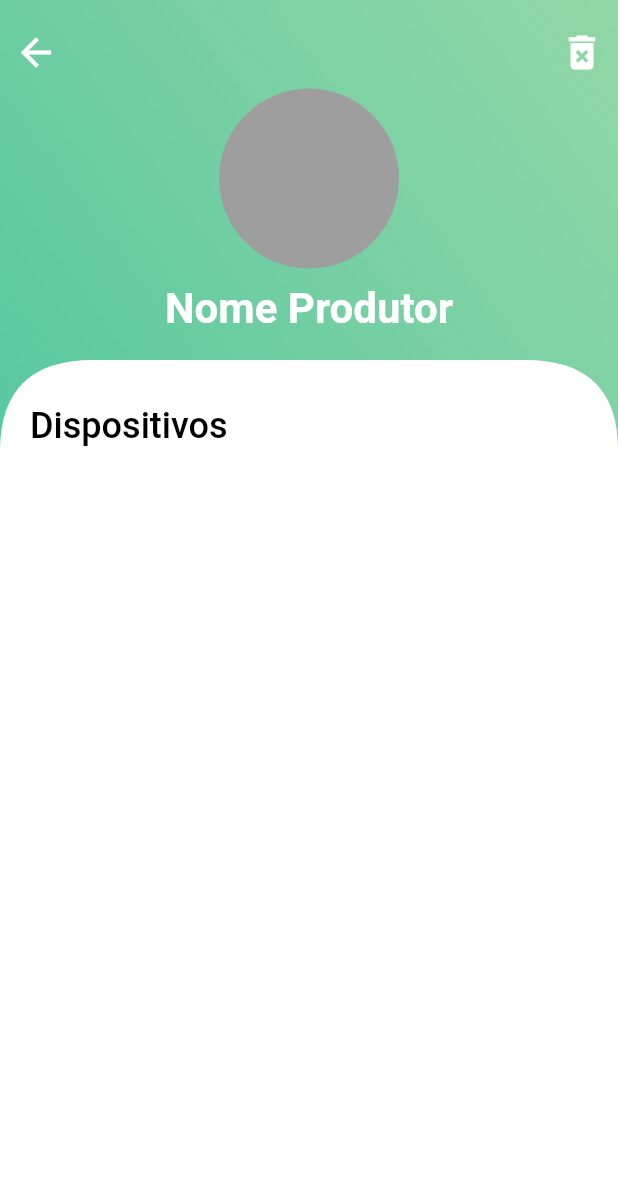
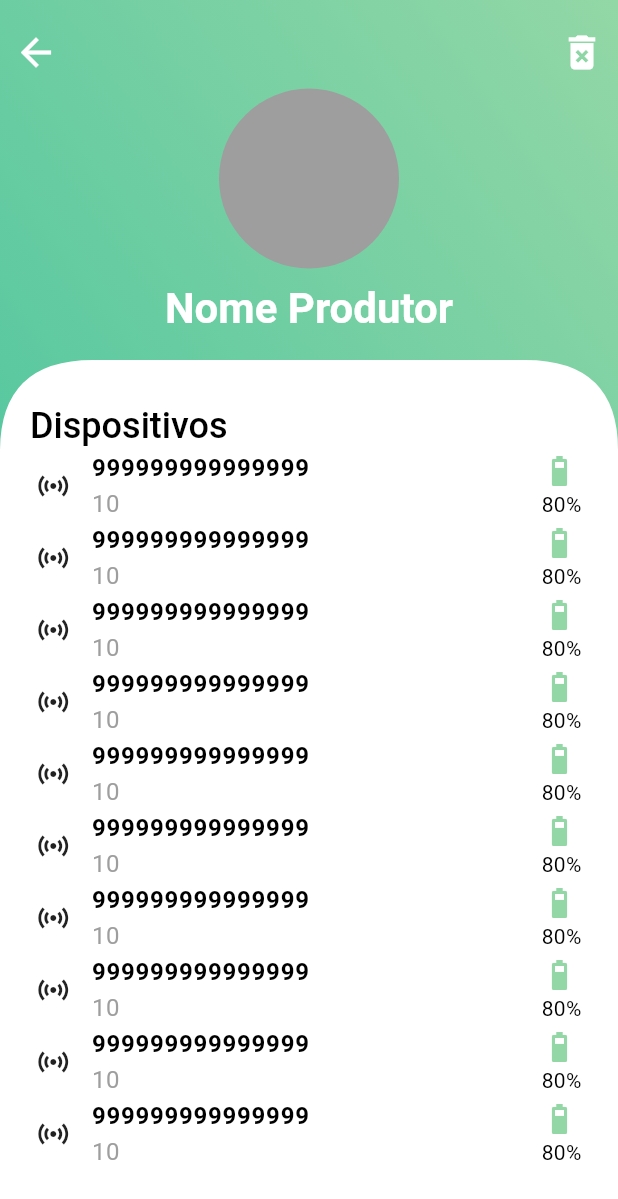
Before and after one commit to RobertoFMBarreto/guardian-people, a Flutter app: the screen it shows after launch, after a tap on "Nome Produtor", on a phone screen of 412 x 824 dp. Shown: the top 1199 px of the screen. Run offline on Flutter 3.47's test engine with Material 2 defaults, Android fonts, the phone set to English and light mode, and no system bars.

Commit message:
device item created

```diff
--- a/lib/colors.dart
+++ b/lib/colors.dart
@@ -1,12 +1,13 @@
 import 'package:flutter/material.dart';
 
-const atPrimaryColor = Colors.white;
-const atBackgroundColor = Colors.white;
-const atOnBackgroundColor = Colors.black;
-const atOnPrimaryColor = Colors.black;
-const atSecondaryColor = Color.fromRGBO(147, 215, 166, 1);
-const atOnSecondaryColor = Colors.white;
-const atErrorColor = Color.fromRGBO(252, 118, 118, 1);
-const atOnErrorColor = Color.fromRGBO(252, 118, 118, 1);
+const gdPrimaryColor = Colors.white;
+const gdBackgroundColor = Colors.white;
+const gdtOnBackgroundColor = Colors.black;
+const gdOnPrimaryColor = Colors.black;
+const gdSecondaryColor = Color.fromRGBO(147, 215, 166, 1);
+const gdOnSecondaryColor = Colors.white;
+const gdErrorColor = Color.fromRGBO(252, 118, 118, 1);
+const gdOnErrorColor = Color.fromRGBO(252, 118, 118, 1);
 
-const atTextColor = Colors.black;
+const gdTextColor = Colors.black;
+const gdSecondaryTextColor = Colors.grey;
--- a/lib/main.dart
+++ b/lib/main.dart
@@ -26,36 +26,36 @@ class MyApp extends StatelessWidget {
         brightness: Brightness.light,
         useMaterial3: true,
         textTheme: const TextTheme(
-          bodyLarge: TextStyle(color: atTextColor),
-          bodyMedium: TextStyle(color: atTextColor),
-          bodySmall: TextStyle(color: atTextColor),
-          headlineLarge: TextStyle(color: atTextColor),
-          headlineMedium: TextStyle(color: atTextColor, fontWeight: FontWeight.bold),
-          headlineSmall: TextStyle(color: atTextColor),
-          labelLarge: TextStyle(color: atTextColor),
-          labelMedium: TextStyle(color: atTextColor),
-          labelSmall: TextStyle(color: atTextColor),
+          bodyLarge: TextStyle(color: gdTextColor),
+          bodyMedium: TextStyle(color: gdTextColor),
+          bodySmall: TextStyle(color: gdTextColor),
+          headlineLarge: TextStyle(color: gdTextColor),
+          headlineMedium: TextStyle(color: gdTextColor, fontWeight: FontWeight.bold),
+          headlineSmall: TextStyle(color: gdTextColor),
+          labelLarge: TextStyle(color: gdTextColor),
+          labelMedium: TextStyle(color: gdTextColor),
+          labelSmall: TextStyle(color: gdTextColor),
         ),
-        scaffoldBackgroundColor: atBackgroundColor,
+        scaffoldBackgroundColor: gdBackgroundColor,
         textSelectionTheme: const TextSelectionThemeData(
-          cursorColor: atSecondaryColor,
-          selectionHandleColor: atSecondaryColor,
-          selectionColor: atSecondaryColor,
+          cursorColor: gdSecondaryColor,
+          selectionHandleColor: gdSecondaryColor,
+          selectionColor: gdSecondaryColor,
         ),
         colorScheme: const ColorScheme(
           brightness: Brightness.light,
-          primary: atPrimaryColor,
-          onPrimary: atOnPrimaryColor,
-          secondary: atSecondaryColor,
-          onSecondary: atOnSecondaryColor,
-          error: atErrorColor,
-          onError: atOnErrorColor,
-          background: atBackgroundColor,
-          onBackground: atOnBackgroundColor,
-          surface: atBackgroundColor,
-          onSurface: atOnBackgroundColor,
+          primary: gdPrimaryColor,
+          onPrimary: gdOnPrimaryColor,
+          secondary: gdSecondaryColor,
+          onSecondary: gdOnSecondaryColor,
+          error: gdErrorColor,
+          onError: gdOnErrorColor,
+          background: gdBackgroundColor,
+          onBackground: gdtOnBackgroundColor,
+          surface: gdBackgroundColor,
+          onSurface: gdtOnBackgroundColor,
         ),
-        bottomSheetTheme: const BottomSheetThemeData(backgroundColor: atBackgroundColor),
+        bottomSheetTheme: const BottomSheetThemeData(backgroundColor: gdBackgroundColor),
       ),
       initialRoute: '/admin',
       routes: {
--- /dev/null
+++ b/lib/models/providers/device/device_widgets_provider.dart
@@ -0,0 +1,60 @@
+import 'package:flutter/material.dart';
+
+class DeviceWidgetProvider {
+  /*
+  Method for getting the device battery indicator icon
+  @param int deviceBattery -> actual device battery
+  @param Color color -> icon color
+  @returns Battery icon
+  */
+  static Widget getBatteryWidget({
+    required int deviceBattery,
+    required Color color,
+  }) {
+    Widget icon;
+
+    if (deviceBattery == 100) {
+      icon = Icon(
+        Icons.battery_full,
+        color: color,
+      );
+    } else if (deviceBattery <= 99 && deviceBattery > 85) {
+      icon = Icon(
+        Icons.battery_6_bar,
+        color: color,
+      );
+    } else if (deviceBattery <= 85 && deviceBattery > 50) {
+      icon = Icon(
+        Icons.battery_5_bar,
+        color: color,
+      );
+    } else if (deviceBattery <= 50 && deviceBattery > 25) {
+      icon = Icon(
+        Icons.battery_4_bar,
+        color: color,
+      );
+    } else if (deviceBattery <= 25 && deviceBattery > 10) {
+      icon = Icon(
+        Icons.battery_3_bar,
+        color: color,
+      );
+    } else if (deviceBattery <= 10 && deviceBattery > 5) {
+      icon = Icon(
+        Icons.battery_2_bar,
+        color: color,
+      );
+    } else if (deviceBattery <= 5 && deviceBattery > 0) {
+      icon = Icon(
+        Icons.battery_1_bar,
+        color: color,
+      );
+    } else {
+      icon = Icon(
+        Icons.battery_0_bar,
+        color: color,
+      );
+    }
+
+    return icon;
+  }
+}
--- a/lib/pages/admin/admin_home_page.dart
+++ b/lib/pages/admin/admin_home_page.dart
@@ -18,15 +18,9 @@ class AdminHomePage extends StatelessWidget {
                 imageUrl: '',
                 name: 'Admin',
                 isHomeShape: true,
-                title: Padding(
-                  padding: const EdgeInsets.only(left: 20.0),
-                  child: Align(
-                    alignment: Alignment.bottomLeft,
-                    child: Text(
-                      'Destaques',
-                      style: theme.textTheme.headlineMedium!.copyWith(fontSize: 22),
-                    ),
-                  ),
+                title: Text(
+                  'Destaques',
+                  style: theme.textTheme.headlineMedium!.copyWith(fontSize: 22),
                 ),
                 tailWidget: IconButton(
                   icon: Icon(
--- a/lib/pages/admin/producer_page.dart
+++ b/lib/pages/admin/producer_page.dart
@@ -1,5 +1,5 @@
 import 'package:flutter/material.dart';
-import 'package:guardian/widgets/producer.dart';
+import 'package:guardian/widgets/device_item.dart';
 
 import '../../widgets/topbars/main_topbar/sliver_main_app_bar.dart';
 
@@ -9,8 +9,6 @@ class ProducerPage extends StatelessWidget {
   @override
   Widget build(BuildContext context) {
     ThemeData theme = Theme.of(context);
-
-    double deviceHeight = MediaQuery.of(context).size.height;
     return Scaffold(
       body: SafeArea(
         child: CustomScrollView(
@@ -20,16 +18,10 @@ class ProducerPage extends StatelessWidget {
               delegate: SliverMainAppBar(
                 imageUrl: '',
                 name: 'Nome Produtor',
-                title: Align(
-                  alignment: Alignment.bottomLeft,
-                  child: Padding(
-                    padding: const EdgeInsets.only(left: 20),
-                    child: Text(
-                      'Dispositivos',
-                      style: theme.textTheme.headlineSmall!.copyWith(
-                        fontWeight: FontWeight.w500,
-                      ),
-                    ),
+                title: Text(
+                  'Dispositivos',
+                  style: theme.textTheme.headlineSmall!.copyWith(
+                    fontWeight: FontWeight.w500,
                   ),
                 ),
                 leadingWidget: IconButton(
@@ -55,28 +47,14 @@ class ProducerPage extends StatelessWidget {
                 ),
               ),
             ),
-            // SliverToBoxAdapter(
-            //   child: Column(
-            //     crossAxisAlignment: CrossAxisAlignment.start,
-            //     children: [
-            //       Padding(
-            //         padding: const EdgeInsets.only(
-            //           bottom: 8.0,
-            //           top: 8.0,
-            //           left: 10.0,
-            //           right: 10.0,
-            //         ),
-            //         child: SizedBox(
-            //           height: deviceHeight * 0.23,
-            //           child: ListView.builder(
-            //             itemCount: 10,
-            //             itemBuilder: (context, index) => Producer(),
-            //           ),
-            //         ),
-            //       ),
-            //     ],
-            //   ),
-            // ),
+            SliverList.builder(
+              itemCount: 10,
+              itemBuilder: (context, index) => const DeviceItem(
+                deviceImei: 999999999999999,
+                deviceData: 10,
+                deviceBattery: 80,
+              ),
+            ),
           ],
         ),
       ),
--- /dev/null
+++ b/lib/widgets/device_item.dart
@@ -0,0 +1,72 @@
+import 'package:flutter/material.dart';
+import 'package:guardian/colors.dart';
+import 'package:guardian/models/providers/device/device_widgets_provider.dart';
+
+class DeviceItem extends StatelessWidget {
+  final int deviceImei;
+  final int deviceData;
+  final int deviceBattery;
+  final bool isBlocked;
+  const DeviceItem({
+    super.key,
+    required this.deviceImei,
+    required this.deviceData,
+    required this.deviceBattery,
+    this.isBlocked = false,
+  });
+
+  @override
+  Widget build(BuildContext context) {
+    ThemeData theme = Theme.of(context);
+
+    return Padding(
+      padding: const EdgeInsets.symmetric(horizontal: 20.0),
+      child: Row(
+        crossAxisAlignment: CrossAxisAlignment.center,
+        mainAxisAlignment: MainAxisAlignment.spaceBetween,
+        children: [
+          const Expanded(
+            flex: 1,
+            child: Icon(Icons.sensors),
+          ),
+          Expanded(
+            flex: 10,
+            child: Padding(
+              padding: const EdgeInsets.symmetric(horizontal: 10.0),
+              child: Column(
+                crossAxisAlignment: CrossAxisAlignment.start,
+                children: [
+                  Text(
+                    deviceImei.toString(),
+                    style: theme.textTheme.bodyLarge!.copyWith(
+                      fontWeight: FontWeight.w600,
+                    ),
+                  ),
+                  Text(
+                    deviceData.toString(),
+                    style: theme.textTheme.bodyLarge!.copyWith(
+                      color: gdSecondaryTextColor,
+                    ),
+                  ),
+                ],
+              ),
+            ),
+          ),
+          Expanded(
+            flex: 1,
+            child: Column(
+              crossAxisAlignment: CrossAxisAlignment.start,
+              children: [
+                DeviceWidgetProvider.getBatteryWidget(
+                    deviceBattery: deviceBattery, color: theme.colorScheme.secondary),
+                Text(
+                  '${deviceBattery.toString()}%',
+                ),
+              ],
+            ),
+          )
+        ],
+      ),
+    );
+  }
+}
--- a/lib/widgets/producer.dart
+++ b/lib/widgets/producer.dart
@@ -1,4 +1,5 @@
 import 'package:flutter/material.dart';
+import 'package:guardian/colors.dart';
 
 import 'circle_avatar_border.dart';
 
@@ -42,7 +43,7 @@ class Producer extends StatelessWidget {
                           Text(
                             '2 dispositivos em alerta vermelho',
                             style: theme.textTheme.bodyLarge!.copyWith(
-                              color: Colors.grey,
+                              color: gdSecondaryTextColor,
                               fontSize: 15,
                               height: 1.2,
                             ),
--- a/lib/widgets/topbars/main_topbar/sliver_main_app_bar.dart
+++ b/lib/widgets/topbars/main_topbar/sliver_main_app_bar.dart
@@ -22,13 +22,18 @@ class SliverMainAppBar extends SliverPersistentHeaderDelegate {
   Widget build(BuildContext context, double shrinkOffset, bool overlapsContent) {
     var adjustedShrinkOffset = shrinkOffset > minExtent ? minExtent : shrinkOffset;
 
-    ThemeData theme = Theme.of(context);
     return SizedBox(
       height: 300,
       child: Stack(
         alignment: Alignment.topCenter,
         children: [
-          title ?? const SizedBox(),
+          Align(
+            alignment: Alignment.bottomLeft,
+            child: Padding(
+              padding: const EdgeInsets.only(left: 20),
+              child: title ?? const SizedBox(),
+            ),
+          ),
           ClipPath(
             clipper: isHomeShape ? CustomSTopBarWaveClipper() : CustomMainTopBarWaveClipper(),
             child: CustomMainTopBar(
```
